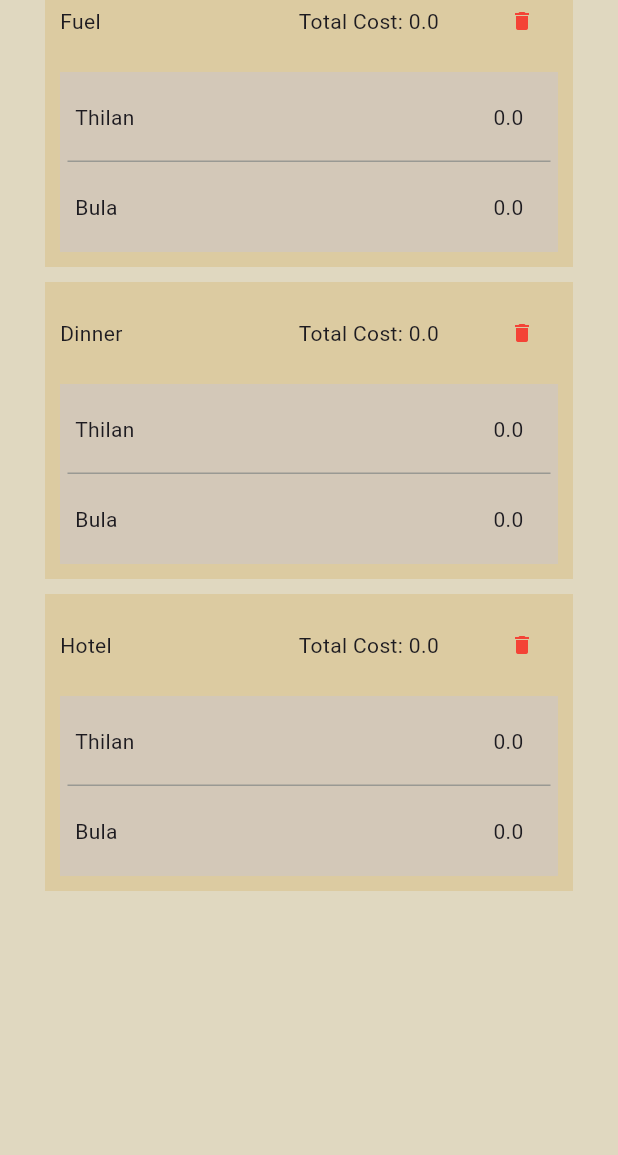
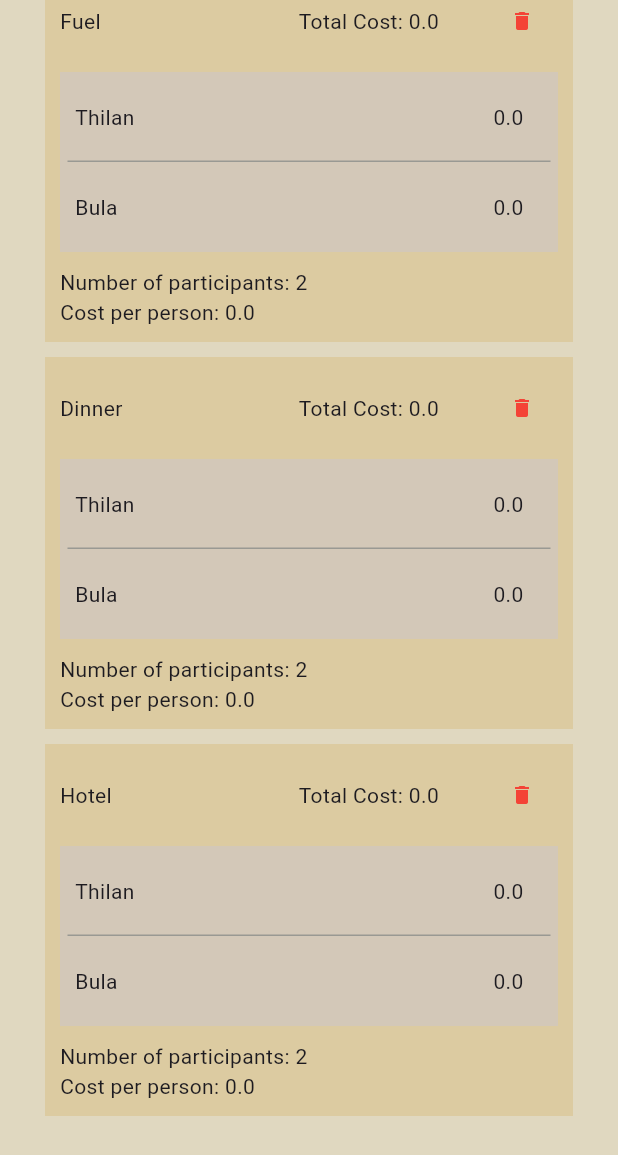
Before and after one commit to thilanse/splitmycosts, a Flutter app: the screen it shows after launch, scrolled down 576 dp, on a phone screen of 412 x 824 dp. Shown: the top 1155 px of the screen. Run offline on Flutter 3.47's test engine with Material 3 defaults, Android fonts, the light colour scheme and no system bars.

Commit message:
Added per person cost calculation

```diff
--- a/lib/models/expense.dart
+++ b/lib/models/expense.dart
@@ -24,4 +24,10 @@ class Expense {
   }
 
   double get totalCost => _contributions.fold<double>(0, (prev, value) => prev + value.contributedAmount);
+
+  int get participants => _contributions.where((c) => c.hasContributed).length;
+
+  double get costPerPerson {
+    return (participants > 0)? totalCost / participants: 0.0;
+  }
 }
--- a/lib/sections/expense_section.dart
+++ b/lib/sections/expense_section.dart
@@ -137,8 +137,30 @@ class ExpenseItem extends StatelessWidget {
           ExpenseItemHeader(expense: expense, index: index,),
           const SizedBox(height: 10.0,),
           ExpenseItemContributionSection(expense: expense, expenseIndex: index),
+          const SizedBox(height: 10.0,),
+          ExpenseItemDetails(expense: expense)
         ],
       ));
+  }
+}
+
+class ExpenseItemDetails extends StatelessWidget {
+  const ExpenseItemDetails({
+    super.key,
+    required this.expense,
+  });
+
+  final Expense expense;
+
+  @override
+  Widget build(BuildContext context) {
+    return Column(
+      crossAxisAlignment: CrossAxisAlignment.start,
+      children: [
+        Text("Number of participants: ${expense.participants}"),
+        Text("Cost per person: ${expense.costPerPerson.toString()}"),
+      ],
+    );
   }
 }
 
```
